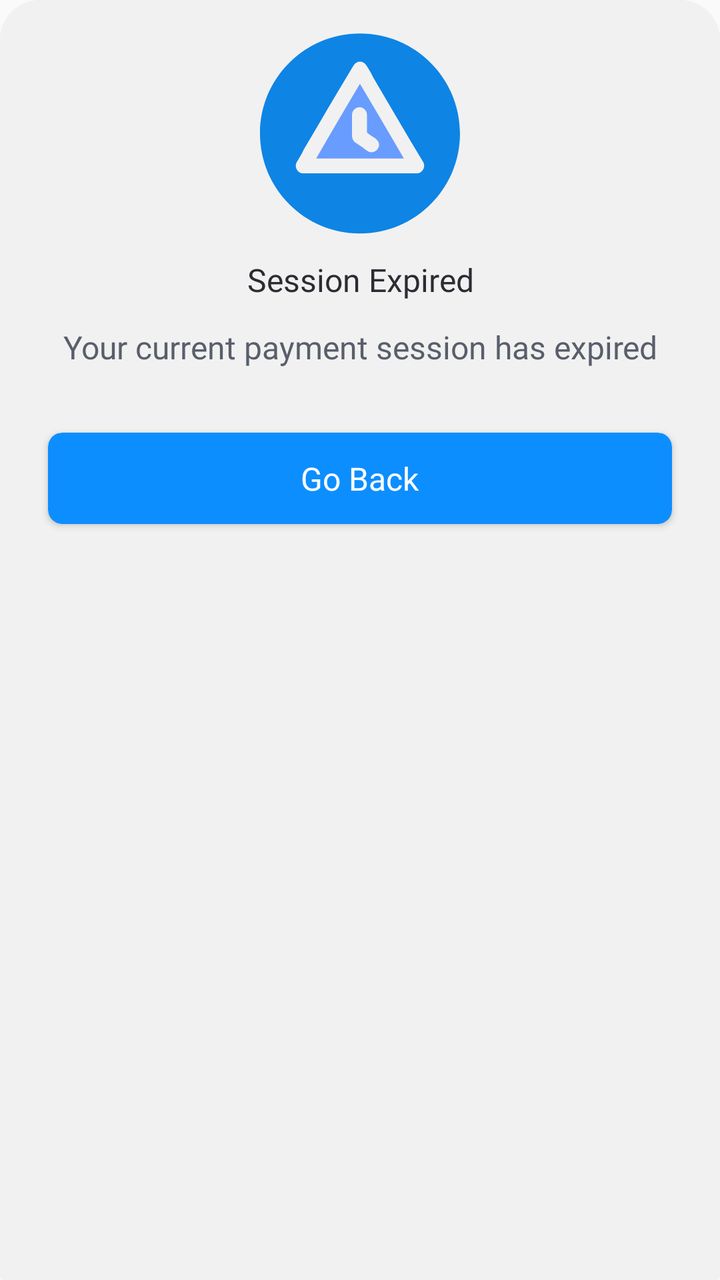
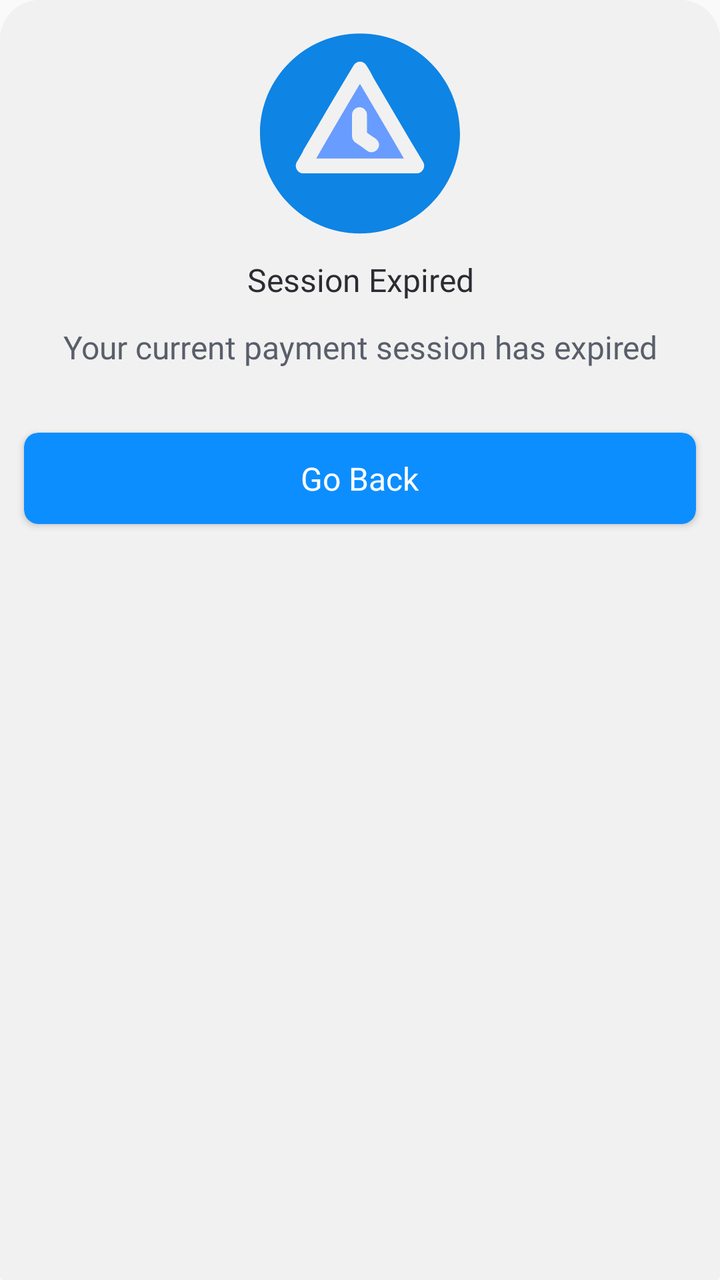

An Android layout rendered at two revisions. The XML below is the earlier revision; the diff shows what the commit changed to produce the second picture.
<!-- AndroidManifest.xml: application theme AppTheme -->
<!-- res/layout/fragment_session_expire.xml -->
<?xml version="1.0" encoding="utf-8"?>
<androidx.coordinatorlayout.widget.CoordinatorLayout xmlns:android="http://schemas.android.com/apk/res/android"
    xmlns:app="http://schemas.android.com/apk/res-auto"
    android:layout_width="match_parent"
    android:layout_height="wrap_content"
    android:background="@drawable/bottom_sheet_bg">

    <FrameLayout
        android:id="@+id/frameLayout1"
        android:layout_width="match_parent"
        android:layout_height="wrap_content"
        android:background="@drawable/bottom_sheet_bg">

        <androidx.constraintlayout.widget.ConstraintLayout
            android:id="@+id/constraintLayout123"
            android:layout_width="match_parent"
            android:layout_height="wrap_content"
            android:background="@drawable/bottom_sheet_bg">


            <androidx.cardview.widget.CardView
                android:id="@+id/retryButton"
                android:layout_width="match_parent"
                android:layout_height="wrap_content"
                android:clickable="true"
                android:elevation="0dp"
                app:cardCornerRadius="7dp"
                android:layout_marginStart="24dp"
                android:layout_marginEnd="24dp"
                android:layout_marginBottom="8dp"
                android:layout_marginTop="32dp"
                android:background="#0D8EFF"
                app:layout_constraintBottom_toBottomOf="parent"
                app:layout_constraintTop_toBottomOf="@+id/textView12"
                app:layout_constraintStart_toStartOf="parent"
                app:layout_constraintEnd_toEndOf="parent">

                <RelativeLayout
                    android:id="@+id/proceedButtonRelativeLayout"
                    android:layout_width="match_parent"
                    android:layout_height="wrap_content"
                    android:background="@drawable/button_bg"
                    android:padding="12dp">
                    <ProgressBar
                        android:id="@+id/progressBar"
                        android:layout_width="15dp"
                        android:layout_height="15dp"
                        android:layout_centerInParent="true"
                        android:indeterminateDrawable="@drawable/loader_01"
                        android:rotation="90"
                        android:visibility="gone"/>

                    <TextView
                        android:id="@+id/textView6"
                        android:layout_width="wrap_content"
                        android:layout_height="wrap_content"
                        android:layout_centerInParent="true"
                        android:fontFamily="@font/poppins_semibold"
                        android:text="Go Back"
                        android:textColor="#FFFFFF"
                        android:textSize="16sp" />

                </RelativeLayout>
            </androidx.cardview.widget.CardView>

            <TextView
                android:id="@+id/textView11"
                android:layout_width="wrap_content"
                android:layout_height="wrap_content"
                android:layout_marginTop="12dp"
                android:fontFamily="@font/poppins_semibold"
                android:gravity="center"
                android:text="Session Expired"
                android:textColor="#2D2B32"
                android:textSize="16sp"
                app:layout_constraintEnd_toEndOf="@+id/imageView9"
                app:layout_constraintStart_toStartOf="@+id/imageView9"
                app:layout_constraintTop_toBottomOf="@+id/imageView9" />

            <TextView
                android:id="@+id/textView12"
                android:layout_width="wrap_content"
                android:layout_height="wrap_content"
                android:paddingStart="16dp"
                android:layout_marginTop="12dp"
                android:paddingEnd="16dp"
                android:fontFamily="@font/poppins"
                android:gravity="center"
                android:text="Your current payment session has expired"
                android:textColor="#595E6A"
                android:textSize="16sp"
                app:layout_constraintEnd_toEndOf="@+id/imageView9"
                app:layout_constraintStart_toStartOf="@+id/imageView9"
                app:layout_constraintTop_toBottomOf="@+id/textView11" />

            <ImageView
                android:id="@+id/imageView9"
                android:layout_width="wrap_content"
                android:layout_height="wrap_content"
                android:layout_marginTop="16dp"
                android:src="@drawable/ic_session_timedout"
                app:layout_constraintEnd_toEndOf="parent"
                app:layout_constraintStart_toStartOf="parent"
                app:layout_constraintTop_toTopOf="parent" />

        </androidx.constraintlayout.widget.ConstraintLayout>


    </FrameLayout>

</androidx.coordinatorlayout.widget.CoordinatorLayout>
<!-- resources referenced by this layout -->
<resources>
  <!-- drawable bottom_sheet_bg (drawable) -->
  <?xml version="1.0" encoding="utf-8"?>
  <shape xmlns:android="http://schemas.android.com/apk/res/android">
      <solid android:color="#F1F1F1"/>
      <corners android:topLeftRadius="20dp"
          android:topRightRadius="20dp"
          android:bottomLeftRadius="2dp"
          android:bottomRightRadius="2dp"/>
  </shape>
  <!-- drawable button_bg (drawable) -->
  <?xml version="1.0" encoding="utf-8"?>
  <shape xmlns:android="http://schemas.android.com/apk/res/android">
  <solid android:color="#0D8EFF"/>
      <corners android:radius="7dp"/>
  </shape>
  <!-- drawable ic_session_timedout (drawable) -->
  <vector xmlns:android="http://schemas.android.com/apk/res/android"
      android:width="100dp"
      android:height="101dp"
      android:viewportWidth="100"
      android:viewportHeight="101">
      <path
          android:pathData="M50,25.92C49.75,26.17 49.75,26.42 49.5,26.66C42.29,38.85 35.07,51.04 28.11,63.23C28.36,63.23 28.36,63.23 28.61,63.23C43.03,63.23 57.46,63.23 71.89,63.23C71.89,62.98 71.64,62.98 71.64,62.73C64.43,50.3 57.21,38.11 50,25.92ZM58.95,58.26C57.96,60 55.47,60.74 53.73,59.5C52.49,58.75 51.49,57.76 50.25,57.01C49.75,56.52 49,56.27 48.51,55.77C48.26,55.77 48.26,55.52 48.01,55.52C46.77,54.77 46.27,53.78 46.02,52.29C46.02,51.29 46.02,50.3 46.02,49.3C46.02,46.57 46.02,44.08 46.02,41.34C46.02,39.35 47.76,37.61 49.75,37.61C51.74,37.61 53.48,39.35 53.48,41.34C53.48,44.33 53.48,47.31 53.48,50.3C54.73,51.29 56.22,52.29 57.46,53.03C59.45,54.53 60.2,56.52 58.95,58.26Z"
          android:fillColor="#699CFF"/>
      <path
          android:pathData="M50,0.79C22.39,0.79 0,23.18 0,50.79C0,78.41 22.39,100.79 50,100.79C77.61,100.79 100,78.41 100,50.79C100,23.18 77.61,0.79 50,0.79ZM71.39,70.7C54.73,70.7 38.31,70.7 21.64,70.7C18.91,70.7 16.92,67.46 18.41,64.97C19.65,62.98 20.9,60.99 21.89,58.76C30.1,44.82 38.31,30.65 46.77,16.72C48.26,14.23 51.74,14.23 53.23,16.72C54.48,18.71 55.72,20.7 56.72,22.93C64.93,36.86 73.13,51.04 81.59,64.97C83.08,67.46 81.09,70.7 78.36,70.7C76.12,70.7 73.63,70.7 71.39,70.7Z"
          android:fillColor="#0E84E5"/>
  </vector>
  <!-- drawable loader_01 (drawable) -->
  <vector xmlns:android="http://schemas.android.com/apk/res/android"
      android:width="20dp"
      android:height="20dp"
      android:viewportWidth="20"
      android:viewportHeight="20">
    <path
        android:pathData="M10,5.929V2.5M10,17.5V14.071M14.071,10H17.5M2.5,10H5.929M12.879,7.121L15.304,4.697M4.696,15.303L7.121,12.879M12.879,12.879L15.304,15.303M4.696,4.697L7.121,7.121"
        android:strokeLineJoin="round"
        android:strokeWidth="2"
        android:fillColor="#00000000"
        android:strokeColor="#ffffff"
        android:strokeLineCap="round"/>
  </vector>
  <style name="AppTheme" parent="Theme.AppCompat.Light.NoActionBar" />
</resources>

<!-- the commit's change to res/layout/fragment_session_expire.xml (unified diff, before → after) -->
@@ -25,8 +25,8 @@
                 android:clickable="true"
                 android:elevation="0dp"
                 app:cardCornerRadius="7dp"
-                android:layout_marginStart="24dp"
-                android:layout_marginEnd="24dp"
+                android:layout_marginStart="12dp"
+                android:layout_marginEnd="12dp"
                 android:layout_marginBottom="8dp"
                 android:layout_marginTop="32dp"
                 android:background="#0D8EFF"
